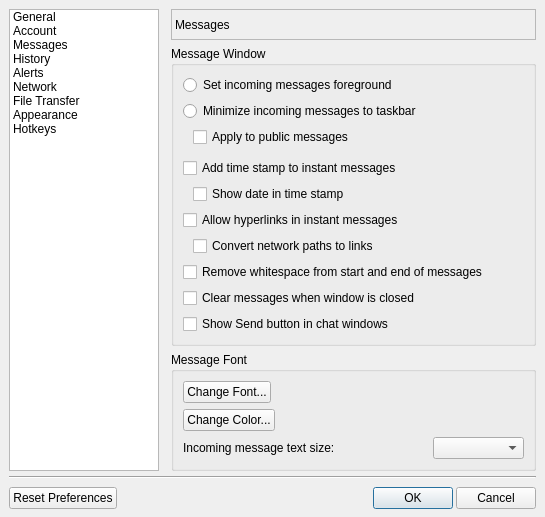
Old version of the form src/gui/main/settingsdialog.ui in the repository lanmessenger/lanmessenger.
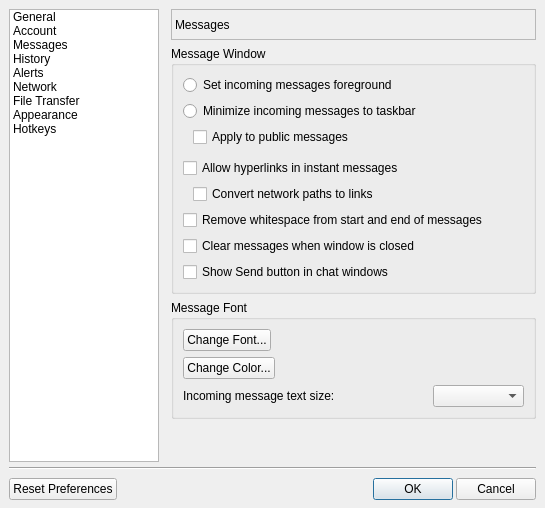
New version of the form. The open tabs and pages were chosen to show the change.

Commit message: lmc: remove message time and date settings

Diff of the .ui file:
```diff
--- a/src/gui/main/settingsdialog.ui
+++ b/src/gui/main/settingsdialog.ui
@@ -593,40 +593,6 @@
               </property>
              </spacer>
             </item>
-            <item>
-             <widget class="QCheckBox" name="chkMessageTime">
-              <property name="text">
-               <string>Add time stamp to instant messages</string>
-              </property>
-             </widget>
-            </item>
-            <item>
-             <layout class="QHBoxLayout" name="horizontalLayout_7">
-              <item>
-               <spacer name="horizontalSpacer_5">
-                <property name="orientation">
-                 <enum>Qt::Horizontal</enum>
-                </property>
-                <property name="sizeType">
-                 <enum>QSizePolicy::Fixed</enum>
-                </property>
-                <property name="sizeHint" stdset="0">
-                 <size>
-                  <width>10</width>
-                  <height>20</height>
-                 </size>
-                </property>
-               </spacer>
-              </item>
-              <item>
-               <widget class="QCheckBox" name="chkMessageDate">
-                <property name="text">
-                 <string>Show date in time stamp</string>
-                </property>
-               </widget>
-              </item>
-             </layout>
-            </item>
             <item>
              <widget class="QCheckBox" name="chkAllowLinks">
               <property name="text">
```
Left out of the diff: 2 changed lines with no effect on the pictures. The commit also changes 31 other files.
